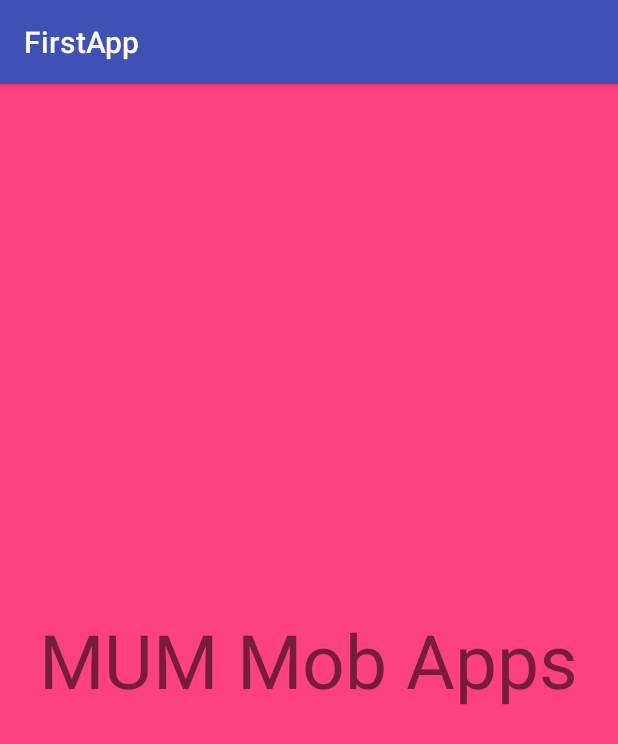
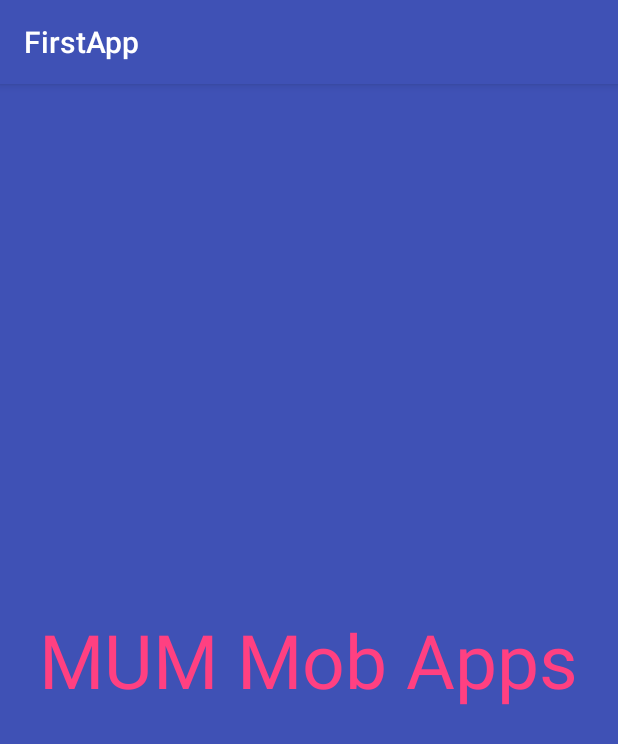
Before and after one commit to suman8848/MobileApplicationDemo, an Android app: the SplashActivity screen opened directly, with no data from a screen before it, on a phone screen of 412 x 824 dp. Shown: the top 744 px of the screen. Run offline under Robolectric (Android 15) with nearby library versions, the phone set to English and light mode, and no system bars.

Commit message:
intial commit for day1 and day2 assignment

```diff
--- a/app/src/main/res/layout/activity_splash_screen.xml
+++ b/app/src/main/res/layout/activity_splash_screen.xml
@@ -1,7 +1,7 @@
 <?xml version="1.0" encoding="utf-8"?>
 <LinearLayout xmlns:android="http://schemas.android.com/apk/res/android"
     android:orientation="vertical" android:layout_width="match_parent"
-    android:layout_height="match_parent" android:background="@color/colorAccent">
+    android:layout_height="match_parent" android:background="@color/colorPrimary">
 
     <TextView
         android:layout_width="wrap_content"
@@ -10,6 +10,7 @@
         android:textSize="50sp"
         android:layout_gravity="center"
         android:gravity="center"
+        android:textColor="@color/colorAccent"
         />
 
 </LinearLayout>
```
